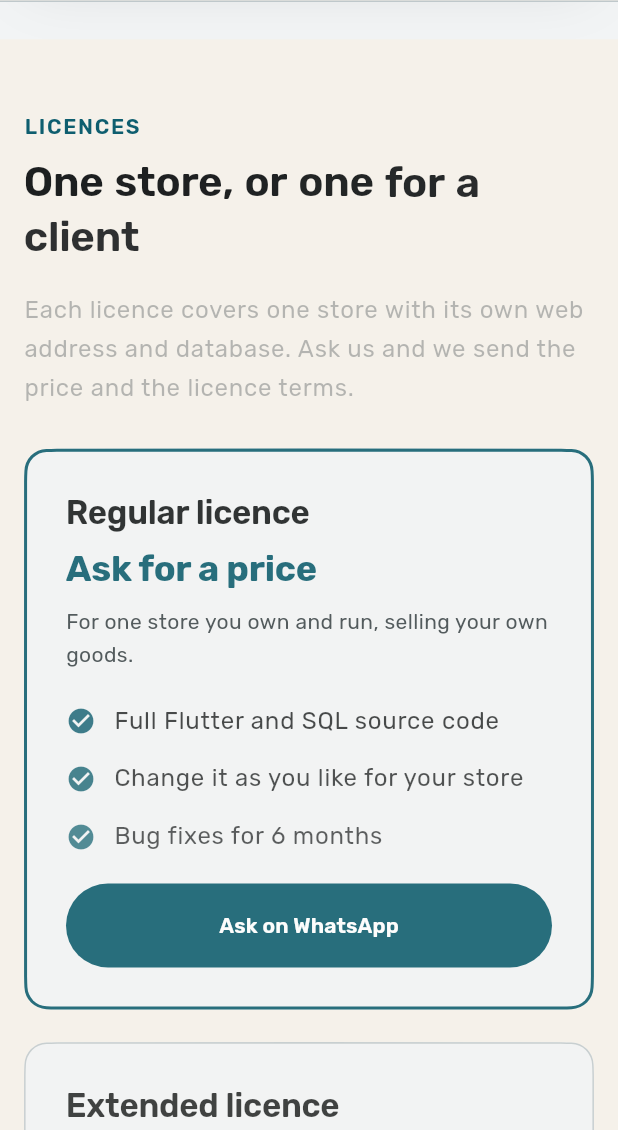
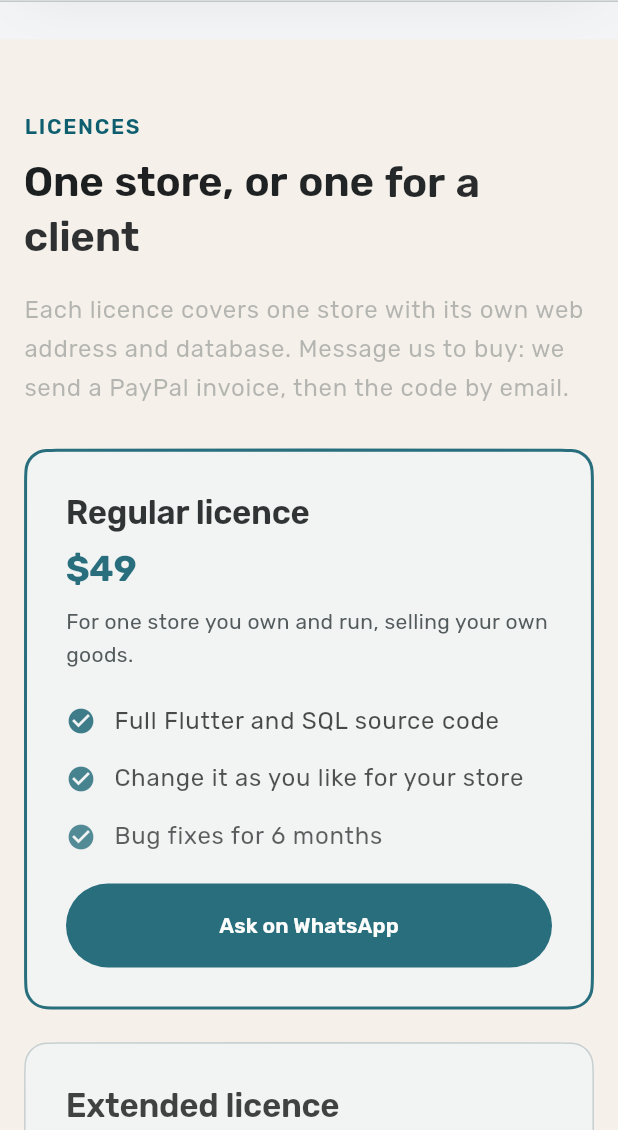
Before and after one commit to abu-arandas/abu-arandas, a Flutter app: the BoutiquePage screen opened directly, scrolled down 2880 dp, on a phone screen of 412 x 824 dp, the part 106-1236 px from its top. Run offline on Flutter 3.47's test engine with Material 3 defaults, Android fonts, the phone set to English and light mode, and no system bars; our stand-ins replace get, material_ui; statements that could not run were skipped.

Commit message:
Price the rest of the Zirr line, answer buyers' questions, list products for Google (#27)
- Zirr Boutique: Regular $49, Extended $149; Zirr POS developer licence $199 per shop with
  60 days of email help, set beside Zirr Retail's $59 and $199
- The Zirr page answers what shops ask before they buy (trial, offline, Arabic, JoFotara,
  owning the code, refunds, support); the FAQ list moves into blocks.dart to be shared
- "Ready for Jordan" now says JoFotara is in Zirr Retail, the only product that sends it
- Structured data for the three products and their prices, and product links for visitors
  without JavaScript


Claude-Session: https://claude.ai/code/session_013JgGufpHg7A1AnT6PQvnqL

Co-authored-by: Claude <noreply@anthropic.com>

```diff
--- a/site/lib/config/content.dart
+++ b/site/lib/config/content.dart
@@ -171,7 +171,11 @@ class Content {
   /// Why shops pick Zirr, on the Zirr page.
   static const zirrReasons = [
     Feature(Glyph.language, 'Arabic first, English too', 'Every screen, receipt and email in both languages, right to left where it should be.'),
-    Feature(Glyph.receipt, 'Ready for Jordan', 'JoFotara e-invoices, Jordanian dinars and the personal data protection law, built in.'),
+    Feature(
+      Glyph.receipt,
+      'Ready for Jordan',
+      'Jordanian dinars and the personal data protection law in every product, and JoFotara e-invoices in Zirr Retail.',
+    ),
     Feature(Glyph.pos, 'Keeps selling offline', 'The till saves each sale on the device first and sends it when the internet is back.'),
     Feature(Glyph.code, 'Code you can own', 'Buy the source code with a licence, or let us set it up and run it for you.'),
     Feature(Glyph.handshake, 'People you can call', 'Made in Amman by Arandas Tech. Ask on WhatsApp and a developer answers.'),
@@ -190,6 +194,32 @@ class Content {
       why: 'An editorial store with colour and size variants, promotion codes and card checkout.',
     ),
     ZirrFit('An agency building apps', slug: 'zirr-starter', why: 'Start every client app with sign-in, roles, Arabic and CI already done.'),
+  ];
+
+  /// What shops ask before they buy, on the Zirr page. Every answer is true of the products as they are.
+  static const zirrFaqs = [
+    Faq(
+      'Can I try it before I pay?',
+      'Yes. Zirr POS has a free 14-day trial in your shop, and you can open Zirr POS, the Zirr Retail shop and the Zirr Boutique store online right now, with nothing to install.',
+    ),
+    Faq(
+      'What happens when the internet drops?',
+      'Zirr POS keeps selling. Each sale is saved on the device first and sent once the internet is back. The online shops need the internet, like any website.',
+    ),
+    Faq('Is it in Arabic?', 'Yes. Every Zirr product works in Arabic and English, right to left where it should be, and Zirr POS prints Arabic receipts.'),
+    Faq(
+      'Does it send e-invoices to JoFotara?',
+      'Zirr Retail sends every sale to Jordan’s national e-invoicing system, with its QR code on the receipt. For Zirr POS or Zirr Boutique, ask us about adding it.',
+    ),
+    Faq(
+      'Do I own the code?',
+      'A licence gives you the full source code to use and change for the shops it covers. The product itself stays ours, so we can keep improving it for everyone.',
+    ),
+    Faq(
+      'What if it does not work for me?',
+      'If a licence does not install or work as described and we cannot fix it within 14 days of your purchase, we refund you in full.',
+    ),
+    Faq('Who helps us after we buy?', 'We do, from Amman. Message us on WhatsApp and a developer answers, in Arabic or English.'),
   ];
 
   // ---------------------------------------------------------------- Zirr POS
@@ -228,10 +258,13 @@ class Content {
     ),
     Offer(
       name: 'Licence for developers',
-      price: 'Ask for a price',
+      price: r'$199 per shop',
       summary: 'For agencies and developers who install it for clients.',
-      points: ['The full React and TypeScript source code', 'Install it for your own clients', 'Terms agreed with you in writing'],
-      link: SiteLink('Ask on WhatsApp', 'https://wa.me/962791568798?text=Hi%20Arandas%20Tech%20team%2C%20I%20would%20like%20a%20Zirr%20POS%20licence.'),
+      points: ['The full React and TypeScript source code', 'Install it in one client’s shop, under your brand', '60 days of email help'],
+      link: SiteLink(
+        'Ask on WhatsApp',
+        'https://wa.me/962791568798?text=Hi%20Arandas%20Tech%20team%2C%20I%20would%20like%20a%20Zirr%20POS%20developer%20licence%20(%24199).',
+      ),
     ),
   ];
 
@@ -259,22 +292,22 @@ class Content {
   static const boutiqueOffers = [
     Offer(
       name: 'Regular licence',
-      price: 'Ask for a price',
+      price: r'$49',
       summary: 'For one store you own and run, selling your own goods.',
       points: ['Full Flutter and SQL source code', 'Change it as you like for your store', 'Bug fixes for 6 months'],
       link: SiteLink(
         'Ask on WhatsApp',
-        'https://wa.me/962791568798?text=Hi%20Arandas%20Tech%20team%2C%20I%20would%20like%20a%20Zirr%20Boutique%20Regular%20licence.',
+        'https://wa.me/962791568798?text=Hi%20Arandas%20Tech%20team%2C%20I%20would%20like%20a%20Zirr%20Boutique%20Regular%20licence%20(%2449).',
       ),
     ),
     Offer(
       name: 'Extended licence',
-      price: 'Ask for a price',
+      price: r'$149',
       summary: 'For one store you build for a client, or run as a service.',
       points: ['Full Flutter and SQL source code', 'Deliver it to one client, or host it for other shops', 'Bug fixes for 6 months'],
       link: SiteLink(
         'Ask on WhatsApp',
-        'https://wa.me/962791568798?text=Hi%20Arandas%20Tech%20team%2C%20I%20would%20like%20a%20Zirr%20Boutique%20Extended%20licence.',
+        'https://wa.me/962791568798?text=Hi%20Arandas%20Tech%20team%2C%20I%20would%20like%20a%20Zirr%20Boutique%20Extended%20licence%20(%24149).',
       ),
     ),
   ];
@@ -558,7 +591,7 @@ class Content {
       yield* [o.name, o.price, o.summary, ...o.points];
       if (o.link != null) yield o.link!.label;
     }
-    for (final q in agencyFaqs) yield* [q.question, q.answer];
+    for (final q in [...agencyFaqs, ...zirrFaqs]) yield* [q.question, q.answer];
     yield* agencyIncludes;
     yield* retailInTheBox;
     yield* posInTheBox;
--- a/site/lib/l10n/ar.dart
+++ b/site/lib/l10n/ar.dart
@@ -386,8 +386,8 @@ const ar = <String, String>{
   'Arabic first, English too': 'العربية أولاً، والإنجليزية أيضاً',
   'Every screen, receipt and email in both languages, right to left where it should be.': 'كل شاشة وإيصال وبريد باللغتين، ومن اليمين إلى اليسار حيث يجب.',
   'Ready for Jordan': 'جاهز للأردن',
-  'JoFotara e-invoices, Jordanian dinars and the personal data protection law, built in.':
-      'فواتير جو فوترة والدينار الأردني وقانون حماية البيانات الشخصية، مبنية فيه.',
+  'Jordanian dinars and the personal data protection law in every product, and JoFotara e-invoices in Zirr Retail.':
+      'الدينار الأردني وقانون حماية البيانات الشخصية في كل منتج، وفواتير جو فوترة في زِرّ للتجزئة.',
   'Keeps selling offline': 'يبيع حتى دون إنترنت',
   'The till saves each sale on the device first and sends it when the internet is back.':
       'يحفظ الكاشير كل عملية بيع على الجهاز أولاً ويرسلها حين يعود الإنترنت.',
@@ -520,11 +520,12 @@ const ar = <String, String>{
   'Installed, set up and your staff trained': 'تركيب وتجهيز وتدريب لموظفيك',
   '3 months of support on WhatsApp': '3 أشهر دعم على واتساب',
   'Licence for developers': 'ترخيص للمطوّرين',
-  'Ask for a price': 'اسأل عن السعر',
+  r'$199 per shop': r'199$ لكل محل',
+  r'$49': r'49$',
+  r'$149': r'149$',
   'For agencies and developers who install it for clients.': 'للوكالات والمطوّرين الذين يركّبونه لعملائهم.',
   'The full React and TypeScript source code': 'كود React وTypeScript المصدري كاملاً',
-  'Install it for your own clients': 'ركّبه لعملائك أنت',
-  'Terms agreed with you in writing': 'شروط نتفق عليها معك كتابياً',
+  'Install it in one client’s shop, under your brand': 'ركّبه في محل عميل واحد، باسمك',
   'Want to see it on your counter?': 'تحب تشوفه على الكاونتر عندك؟',
   'We show you the till on a call, or at your shop in Amman, in Arabic or English.': 'نعرض لك الكاشير في مكالمة، أو في محلّك في عمّان، بالعربي أو الإنجليزي.',
 
@@ -560,8 +561,8 @@ const ar = <String, String>{
   'The Zirr Boutique back office dashboard': 'لوحة متابعة زِرّ بوتيك',
   'Licences': 'التراخيص',
   'One store, or one for a client': 'متجر لك، أو متجر لعميلك',
-  'Each licence covers one store with its own web address and database. Ask us and we send the price and the licence terms.':
-      'كل ترخيص يغطي متجراً واحداً بعنوانه وقاعدة بياناته. اسألنا ونرسل لك السعر وشروط الترخيص.',
+  'Each licence covers one store with its own web address and database. Message us to buy: we send a PayPal invoice, then the code by email.':
+      'كل ترخيص يغطي متجراً واحداً بعنوانه وقاعدة بياناته. راسلنا للشراء: نرسل لك فاتورة PayPal، ثم الكود بالبريد.',
   'Regular licence': 'الترخيص العادي',
   'For one store you own and run, selling your own goods.': 'لمتجر واحد تملكه وتديره وتبيع فيه بضاعتك.',
   'Change it as you like for your store': 'عدّل فيه كما تريد لمتجرك',
@@ -593,4 +594,28 @@ const ar = <String, String>{
   'A demo of Zirr Retail': 'عرض لزِرّ للتجزئة',
   'A demo of Zirr POS': 'عرض لزِرّ كاشير',
   'A demo of Zirr Boutique': 'عرض لزِرّ بوتيك',
+
+  // Zirr questions
+  'What shops ask before they buy': 'ما تسأل عنه المحلات قبل الشراء',
+  'Can I try it before I pay?': 'أقدر أجرّب قبل ما أدفع؟',
+  'Yes. Zirr POS has a free 14-day trial in your shop, and you can open Zirr POS, the Zirr Retail shop and the Zirr Boutique store online right now, with nothing to install.':
+      'نعم. زِرّ كاشير فيه تجربة مجانية 14 يوماً في محلّك، وتقدر تفتح زِرّ كاشير ومتجر زِرّ للتجزئة ومتجر زِرّ بوتيك على الإنترنت الآن، بلا أي تثبيت.',
+  'What happens when the internet drops?': 'شو بصير إذا انقطع الإنترنت؟',
+  'Zirr POS keeps selling. Each sale is saved on the device first and sent once the internet is back. The online shops need the internet, like any website.':
+      'زِرّ كاشير يكمّل البيع. كل عملية بيع تُحفظ على الجهاز أولاً وتُرسل لما يرجع الإنترنت. أما المتاجر الإلكترونية فتحتاج الإنترنت مثل أي موقع.',
+  'Is it in Arabic?': 'هل هو بالعربي؟',
+  'Yes. Every Zirr product works in Arabic and English, right to left where it should be, and Zirr POS prints Arabic receipts.':
+      'نعم. كل منتجات زِرّ تعمل بالعربي والإنجليزي، من اليمين إلى اليسار حيث يلزم، وزِرّ كاشير يطبع إيصالات بالعربي.',
+  'Does it send e-invoices to JoFotara?': 'هل يرسل الفواتير إلى جو فوترة؟',
+  'Zirr Retail sends every sale to Jordan’s national e-invoicing system, with its QR code on the receipt. For Zirr POS or Zirr Boutique, ask us about adding it.':
+      'زِرّ للتجزئة يرسل كل عملية بيع إلى نظام الفوترة الوطني في الأردن، مع رمز QR على الإيصال. لزِرّ كاشير أو زِرّ بوتيك، اسألنا عن إضافتها.',
+  'Do I own the code?': 'هل أملك الكود؟',
+  'A licence gives you the full source code to use and change for the shops it covers. The product itself stays ours, so we can keep improving it for everyone.':
+      'الترخيص يعطيك الكود المصدري كاملاً لتستخدمه وتعدّل فيه للمحلات التي يغطيها. ويبقى المنتج نفسه ملكنا، لنستمر في تطويره للجميع.',
+  'What if it does not work for me?': 'وإذا ما اشتغل معي؟',
+  'If a licence does not install or work as described and we cannot fix it within 14 days of your purchase, we refund you in full.':
+      'إذا لم يُثبَّت الترخيص أو لم يعمل كما هو موصوف ولم نستطع إصلاحه خلال 14 يوماً من الشراء، نعيد لك المبلغ كاملاً.',
+  'Who helps us after we buy?': 'مين بساعدنا بعد الشراء؟',
+  'We do, from Amman. Message us on WhatsApp and a developer answers, in Arabic or English.':
+      'نحن، من عمّان. راسلنا على واتساب ويردّ عليك مطوّر، بالعربي أو الإنجليزي.',
 };
--- a/site/lib/views/boutique_page.dart
+++ b/site/lib/views/boutique_page.dart
@@ -53,7 +53,7 @@ class BoutiquePage extends StatelessWidget {
       const PageSection(
         eyebrow: 'Licences',
         title: 'One store, or one for a client',
-        subtitle: 'Each licence covers one store with its own web address and database. Ask us and we send the price and the licence terms.',
+        subtitle: 'Each licence covers one store with its own web address and database. Message us to buy: we send a PayPal invoice, then the code by email.',
         child: OfferGrid(Content.boutiqueOffers, highlight: 0),
       ),
       const CallToAction(title: 'Want a tour of the store?', body: 'We walk you through the shop and its back office on a call, in Arabic or English.'),
--- a/site/lib/views/zirr_page.dart
+++ b/site/lib/views/zirr_page.dart
@@ -44,6 +44,7 @@ class ZirrPage extends StatelessWidget {
         child: GridRow(gutter: 20, children: [for (final product in Content.zirrProducts) GridCol(md: 6, child: CaseStudyCard(product, hasPage: false))]),
       ),
       const PageSection(eyebrow: 'Why shops pick Zirr', title: 'Made for how shops here work', child: FeatureGrid(Content.zirrReasons)),
+      const PageSection(tinted: true, eyebrow: 'Questions', title: 'What shops ask before they buy', child: FaqList(Content.zirrFaqs)),
       const CallToAction(
         title: 'Want to see Zirr in your shop?',
         body: 'We show you the till, the stock and the online store on a call, in Arabic or English, and set it up for you in Amman.',
```
Also changed, not shown: site/lib/views/services_page.dart (+1 -37 lines), site/lib/widgets/blocks.dart (+35 -0 lines), 2 other files.
